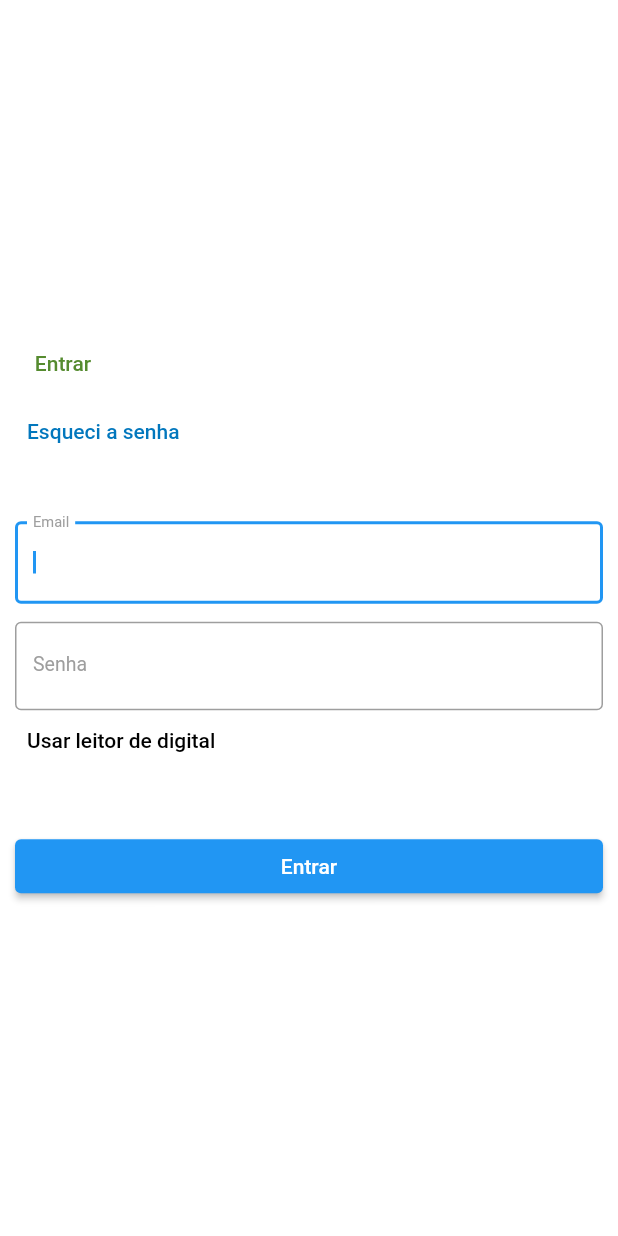
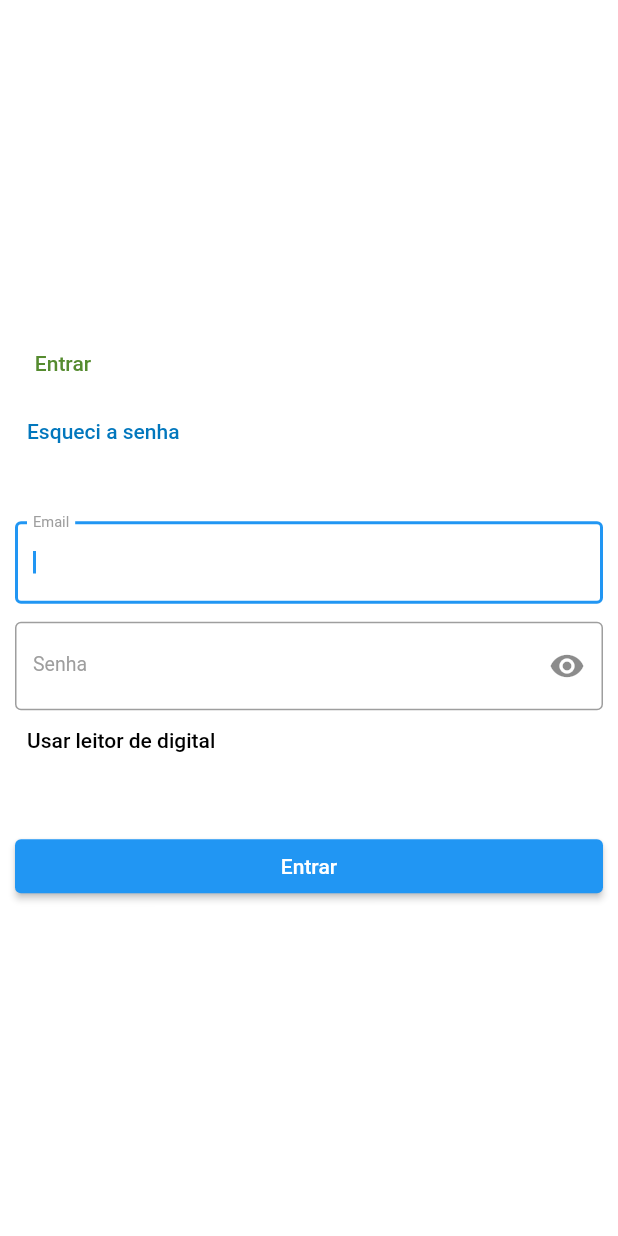
Before and after one commit to Mauricio-Nazario/psel-shinier-2021, a Flutter app: the screen it shows after launch, on a phone screen of 412 x 824 dp. Run offline on Flutter 3.47's test engine with Material 2 defaults, Android fonts, the phone set to English and light mode, and no system bars.

Commit message:
Icone para esconder a senha

```diff
--- a/lib/widgets/login.dart
+++ b/lib/widgets/login.dart
@@ -1,4 +1,5 @@
 import 'package:flutter/material.dart';
+import 'package:flutter/cupertino.dart';
 
 class Login extends StatefulWidget {
   @override
@@ -7,6 +8,10 @@ class Login extends StatefulWidget {
 
 class _LoginState extends State<Login> {
   @override
+
+  // ignore: override_on_non_overriding_member
+  bool _obscuretext = true;
+
   Widget build(BuildContext context) {
     return Scaffold(
       backgroundColor: Colors.white,
@@ -80,8 +85,16 @@ class _LoginState extends State<Login> {
               TextFormField(
                 autofocus: true,
                 keyboardType: TextInputType.text,
-                obscureText: true,
+                obscureText: _obscuretext,
                 decoration: InputDecoration(
+                  suffixIcon: GestureDetector(
+                    onTap: (){
+                      setState(() => _obscuretext = !_obscuretext);
+                    },
+                    child: Icon(
+                      _obscuretext ? Icons.visibility : Icons.visibility_off,
+                    ),
+                  ),
                     border:OutlineInputBorder(
                       borderSide: BorderSide(
                         color: Colors.grey.shade200,
```
Lines whose indentation alone changed are shown as unchanged.
